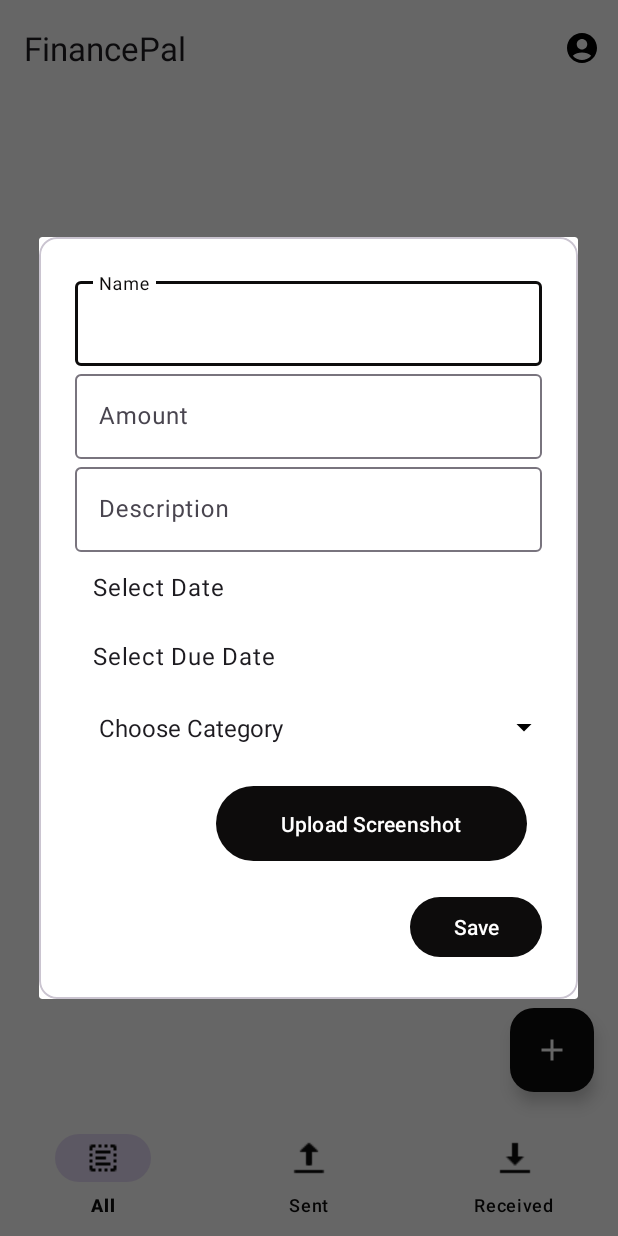
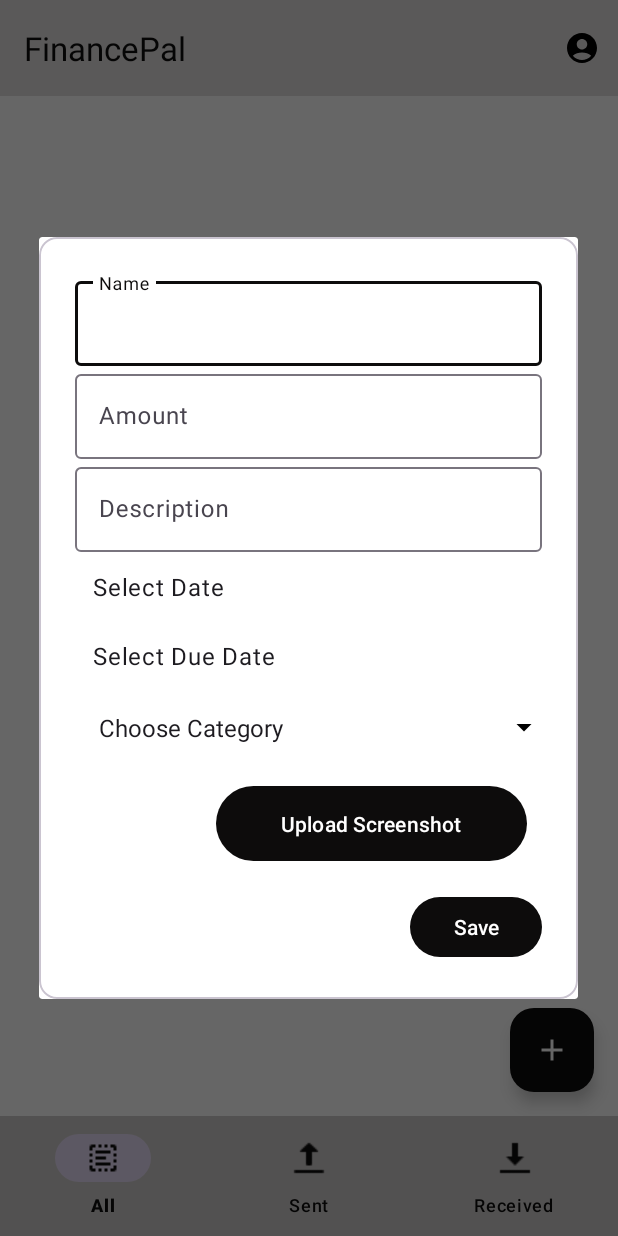
Before and after one commit to skp3214/FinancePal, an Android app: the screen it shows after launch once a user with an empty profile is signed in (MainActivity), after a tap on "Add", on a phone screen of 412 x 824 dp. Run offline under Robolectric (Android 15) with nearby library versions, the phone set to English and light mode, and no system bars; our stand-ins replace Firebase (no records; nobody signed in at launch, a user with empty details on screens opened directly).

Commit message:
Refactor XML layouts to use colorSurface for backgrounds and update text colors for improved UI consistency

```diff
--- a/app/src/main/java/com/skp3214/financepal/MainActivity.kt
+++ b/app/src/main/java/com/skp3214/financepal/MainActivity.kt
@@ -5,7 +5,6 @@ import android.app.AlertDialog
 import android.app.DatePickerDialog
 import android.content.Intent
 import android.graphics.Bitmap
-import android.graphics.drawable.BitmapDrawable
 import android.graphics.drawable.Drawable
 import android.net.Uri
 import android.os.Bundle
@@ -53,6 +52,7 @@ import kotlinx.coroutines.launch
 import java.text.SimpleDateFormat
 import java.util.Calendar
 import java.util.Locale
+import androidx.core.graphics.drawable.toDrawable
 
 class MainActivity : AppCompatActivity() {
     private lateinit var recyclerView: RecyclerView
@@ -327,7 +327,7 @@ class MainActivity : AppCompatActivity() {
                 .circleCrop()
                 .into(object : CustomTarget<Bitmap>() {
                     override fun onResourceReady(resource: Bitmap, transition: Transition<in Bitmap>?) {
-                        menuItem?.icon = BitmapDrawable(resources, resource)
+                        menuItem?.icon = resource.toDrawable(resources)
                     }
 
                     override fun onLoadCleared(placeholder: Drawable?) {
--- a/app/src/main/res/layout/activity_item_detail.xml
+++ b/app/src/main/res/layout/activity_item_detail.xml
@@ -5,7 +5,7 @@
     android:id="@+id/item_detail"
     android:layout_width="match_parent"
     android:layout_height="match_parent"
-    android:background="?attr/colorOnPrimary"
+    android:background="?attr/colorSurface"
     tools:context=".view.ItemDetailActivity">
 
     <!-- Large Image at the Top -->
--- a/app/src/main/res/layout/activity_login.xml
+++ b/app/src/main/res/layout/activity_login.xml
@@ -4,7 +4,7 @@
     android:layout_width="match_parent"
     android:layout_height="match_parent"
     android:orientation="vertical"
-    android:background="?attr/colorOnPrimary"
+    android:background="?attr/colorSurface"
     android:gravity="center"
     tools:context=".view.LoginActivity">
 
@@ -47,6 +47,7 @@
                     android:id="@+id/et_email"
                     android:layout_width="match_parent"
                     android:layout_height="wrap_content"
+                    android:textColor="?attr/colorPrimary"
                     android:inputType="textEmailAddress" />
             </com.google.android.material.textfield.TextInputLayout>
 
@@ -62,6 +63,7 @@
                     android:id="@+id/et_password"
                     android:layout_width="match_parent"
                     android:layout_height="wrap_content"
+                    android:textColor="?attr/colorPrimary"
                     android:inputType="textPassword" />
             </com.google.android.material.textfield.TextInputLayout>
 
--- a/app/src/main/res/layout/activity_main.xml
+++ b/app/src/main/res/layout/activity_main.xml
@@ -12,9 +12,10 @@
         android:id="@+id/topAppBar"
         android:layout_width="match_parent"
         android:layout_height="wrap_content"
-        android:background="?attr/colorOnPrimary"
+        android:background="?attr/colorSurface"
         android:title="FinancePal"
         app:titleCentered="false"
+        app:titleTextColor="?attr/colorOnSurface"
         app:menu="@menu/top_app_bar_profile" />
 
 
@@ -55,9 +56,9 @@
         android:layout_width="match_parent"
         android:layout_height="wrap_content"
         android:layout_alignParentBottom="true"
-        android:background="?attr/colorOnPrimary"
-        app:itemIconTint="?attr/colorPrimary"
-        app:itemTextColor="?attr/colorPrimary"
+        android:background="?attr/colorSurface"
+        app:itemIconTint="?attr/colorOnSurface"
+        app:itemTextColor="?attr/colorOnSurface"
         app:menu="@menu/botttom_navigation_menu" />
 
 </RelativeLayout>
--- a/app/src/main/res/layout/activity_register.xml
+++ b/app/src/main/res/layout/activity_register.xml
@@ -5,7 +5,7 @@
     android:layout_height="match_parent"
     android:orientation="vertical"
     android:gravity="center"
-    android:background="?attr/colorOnPrimary"
+    android:background="?attr/colorSurface"
     tools:context=".view.RegisterActivity">
 
     <com.google.android.material.card.MaterialCardView
@@ -53,6 +53,7 @@
                     android:id="@+id/et_email"
                     android:layout_width="match_parent"
                     android:layout_height="wrap_content"
+                    android:textColor="?attr/colorPrimary"
                     android:inputType="textEmailAddress" />
             </com.google.android.material.textfield.TextInputLayout>
 
@@ -68,6 +69,7 @@
                     android:id="@+id/et_password"
                     android:layout_width="match_parent"
                     android:layout_height="wrap_content"
+                    android:textColor="?attr/colorPrimary"
                     android:inputType="textPassword" />
             </com.google.android.material.textfield.TextInputLayout>
 
--- a/app/src/main/res/layout/activity_splash_screen.xml
+++ b/app/src/main/res/layout/activity_splash_screen.xml
@@ -12,7 +12,7 @@
         android:layout_width="wrap_content"
         android:layout_height="wrap_content"
         android:layout_marginTop="32dp"
-        android:src="@drawable/financepalicon"
+        android:src="@drawable/financepalsplash"
         app:layout_constraintEnd_toEndOf="parent"
         app:layout_constraintStart_toStartOf="parent"
         app:layout_constraintTop_toTopOf="parent" />
--- a/app/src/main/res/layout/activity_user_profile.xml
+++ b/app/src/main/res/layout/activity_user_profile.xml
@@ -12,10 +12,10 @@
         android:id="@+id/topAppBar"
         android:layout_width="match_parent"
         android:layout_height="wrap_content"
-        android:background="?attr/colorOnPrimary"
+        android:background="?attr/colorSurface"
         android:title="User Profile"
         app:navigationIcon="@drawable/baseline_arrow_back_24"
-        app:navigationIconTint="?attr/colorPrimary"
+        app:navigationIconTint="?attr/colorOnSurface"
         app:layout_constraintTop_toTopOf="parent" />
 
     <ImageView
--- a/app/src/main/res/layout/dialogue_form.xml
+++ b/app/src/main/res/layout/dialogue_form.xml
@@ -22,7 +22,9 @@
             <com.google.android.material.textfield.TextInputEditText
                 android:id="@+id/et_name"
                 android:layout_width="match_parent"
-                android:layout_height="wrap_content" />
+                android:layout_height="wrap_content"
+                android:textColor="?attr/colorPrimary"
+                />
         </com.google.android.material.textfield.TextInputLayout>
 
         <!-- Amount Input -->
@@ -36,6 +38,7 @@
                 android:id="@+id/et_amount"
                 android:layout_width="match_parent"
                 android:layout_height="wrap_content"
+                android:textColor="?attr/colorPrimary"
                 android:inputType="numberDecimal" />
         </com.google.android.material.textfield.TextInputLayout>
 
@@ -49,7 +52,9 @@
             <com.google.android.material.textfield.TextInputEditText
                 android:id="@+id/et_description"
                 android:layout_width="match_parent"
-                android:layout_height="wrap_content" />
+                android:layout_height="wrap_content"
+                android:textColor="?attr/colorPrimary"
+                />
         </com.google.android.material.textfield.TextInputLayout>
 
         <!-- Select Date with Placeholder and Outline -->
@@ -63,7 +68,7 @@
                 android:layout_width="match_parent"
                 android:layout_height="wrap_content"
                 android:padding="12dp"
-                android:background="?attr/selectableItemBackground"
+                android:background="?attr/colorOnPrimary"
                 android:textAppearance="?attr/textAppearanceBodyLarge"
                 android:text="Select Date"
             android:textColorHint="?attr/colorOnSurfaceVariant" />
@@ -80,7 +85,7 @@
                 android:layout_width="match_parent"
                 android:layout_height="wrap_content"
                 android:padding="12dp"
-                android:background="?attr/selectableItemBackground"
+                android:background="?attr/colorOnPrimary"
                 android:textAppearance="?attr/textAppearanceBodyLarge"
                 android:text="Select Due Date"
             android:textColorHint="?attr/colorOnPrimary" />
--- a/app/src/main/res/values-night/themes.xml
+++ b/app/src/main/res/values-night/themes.xml
@@ -1,10 +1,12 @@
-<resources xmlns:tools="http://schemas.android.com/tools">
+<resources>
 
     <!-- Base dark theme -->
     <style name="Base.Theme.FinancePal" parent="Theme.Material3.Dark.NoActionBar">
 
         <item name="colorPrimary">@color/white</item>
         <item name="colorOnPrimary">@color/black</item>
+        <item name="colorSurface">@color/grey</item>
+        <item name="colorOnSurface">@color/black</item>
 
     </style>
 
--- a/app/src/main/res/values/colors.xml
+++ b/app/src/main/res/values/colors.xml
@@ -2,4 +2,5 @@
 <resources>
     <color name="black">#0D0C0C</color>
     <color name="white">#ffffff</color>
+    <color name="grey">#E2DFDF</color>
 </resources>
--- a/app/src/main/res/values/themes.xml
+++ b/app/src/main/res/values/themes.xml
@@ -1,4 +1,4 @@
-<resources xmlns:tools="http://schemas.android.com/tools">
+<resources>
 
     <!-- Base application theme -->
     <style name="Base.Theme.FinancePal" parent="Theme.Material3.Light.NoActionBar">
@@ -6,8 +6,11 @@
         <!-- Primary Colors -->
         <item name="colorPrimary">@color/black</item>
         <item name="colorOnPrimary">@color/white</item>
+        <item name="colorSurface">@color/grey</item>
+        <item name="colorOnSurface">@color/black</item>
 
     </style>
+
 
     <style name="Theme.FinancePal" parent="Base.Theme.FinancePal" />
 
```
Also changed, not shown: app/src/main/res/drawable/financepalicon.png, app/src/main/res/drawable/financepalsplash.png (added).
